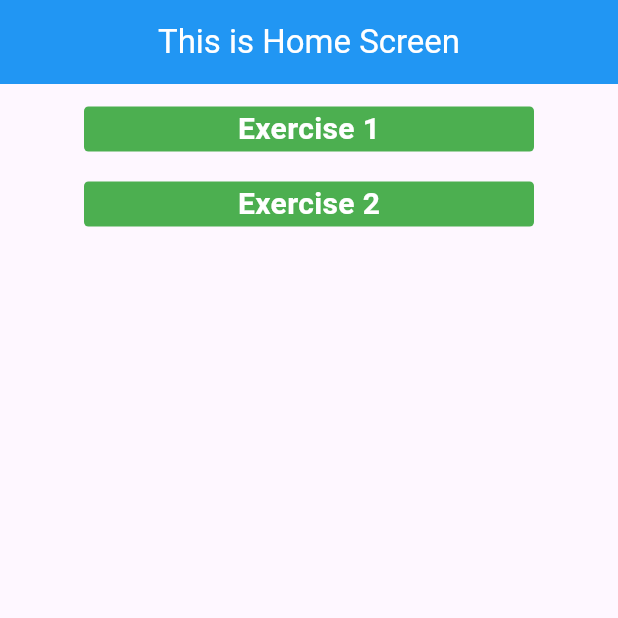
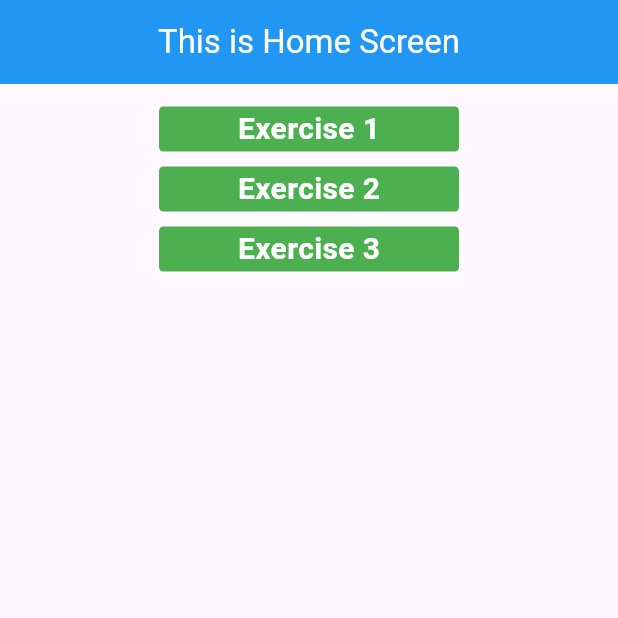
Before and after one commit to Bilal-Basharat/CS394-Mobile-Application-Development, a Flutter app: the screen it shows after launch, on a phone screen of 412 x 824 dp, the top half of it. Run offline on Flutter 3.47's test engine with Material 2 defaults, Android fonts, the light colour scheme and no system bars.

Commit message:
Week-3: complete exercise-3 ( print numbers < 5 from numbers array

```diff
--- a/Week_2/lib/Home_Screen.dart
+++ b/Week_2/lib/Home_Screen.dart
@@ -1,4 +1,5 @@
 import 'package:dart_practise_tasks/Week2_Exercises/Exercise_2.dart';
+import 'package:dart_practise_tasks/Week2_Exercises/Exercise_3.dart';
 import 'package:flutter/material.dart';
 import 'Week2_Exercises/Exercise_1.dart';
 
@@ -35,7 +36,7 @@ class _HomeScreenState extends State<HomeScreen> {
                   );
                 },
                 child: Container(
-                  width: 300,
+                  width: 200,
                   height: 30,
                   decoration: BoxDecoration(
                     borderRadius: BorderRadius.circular(3),
@@ -47,7 +48,7 @@ class _HomeScreenState extends State<HomeScreen> {
                 ),
               ),
 
-              SizedBox(height: 20,),
+              SizedBox(height: 10,),
 
               //button for exercise - 2
               InkWell(
@@ -58,7 +59,7 @@ class _HomeScreenState extends State<HomeScreen> {
                   );
                 },
                 child: Container(
-                  width: 300,
+                  width: 200,
                   height: 30,
                   decoration: BoxDecoration(
                     borderRadius: BorderRadius.circular(3),
@@ -70,6 +71,29 @@ class _HomeScreenState extends State<HomeScreen> {
                 ),
               ),
 
+              SizedBox(height: 10,),
+
+              //button for exercise - 3
+              InkWell(
+                onTap: (){
+                  Navigator.push(context,
+                      MaterialPageRoute(builder: (context) => ListNumbersPrinting()
+                      )
+                  );
+                },
+                child: Container(
+                  width: 200,
+                  height: 30,
+                  decoration: BoxDecoration(
+                    borderRadius: BorderRadius.circular(3),
+                    color: Colors.green,
+                  ),
+                  child: Center(
+                    child: Text('Exercise 3', style: TextStyle(color: Colors.white, fontWeight: FontWeight.bold, fontSize: 20),),
+                  ),
+                ),
+              ),
+
             ],
           ),
         ),
```
Also changed, not shown: Week_2/lib/Week2_Exercises/Exercise_3.dart (added, +53 -0 lines).
